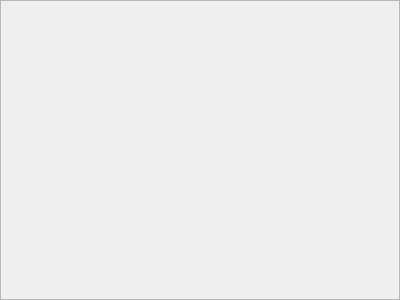
Qt form ui/ClassTree.ui (lazyDesertMan/Mivar) before a commit.
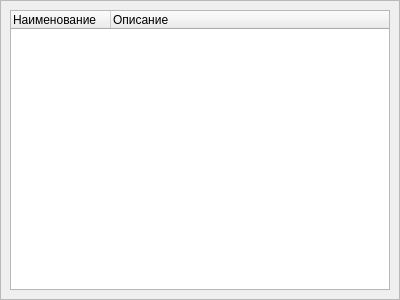
The same form after that commit.

What changed in the file:
```diff
--- a/ui/ClassTree.ui
+++ b/ui/ClassTree.ui
@@ -40,6 +40,25 @@
         <height>298</height>
        </rect>
       </property>
+      <layout class="QGridLayout" name="gridLayout_2">
+       <item row="0" column="0">
+        <widget class="QTreeWidget" name="viewTree_Widget">
+         <property name="columnCount">
+          <number>2</number>
+         </property>
+         <column>
+          <property name="text">
+           <string>Наименование</string>
+          </property>
+         </column>
+         <column>
+          <property name="text">
+           <string>Описание</string>
+          </property>
+         </column>
+        </widget>
+       </item>
+      </layout>
      </widget>
     </widget>
    </item>
```
